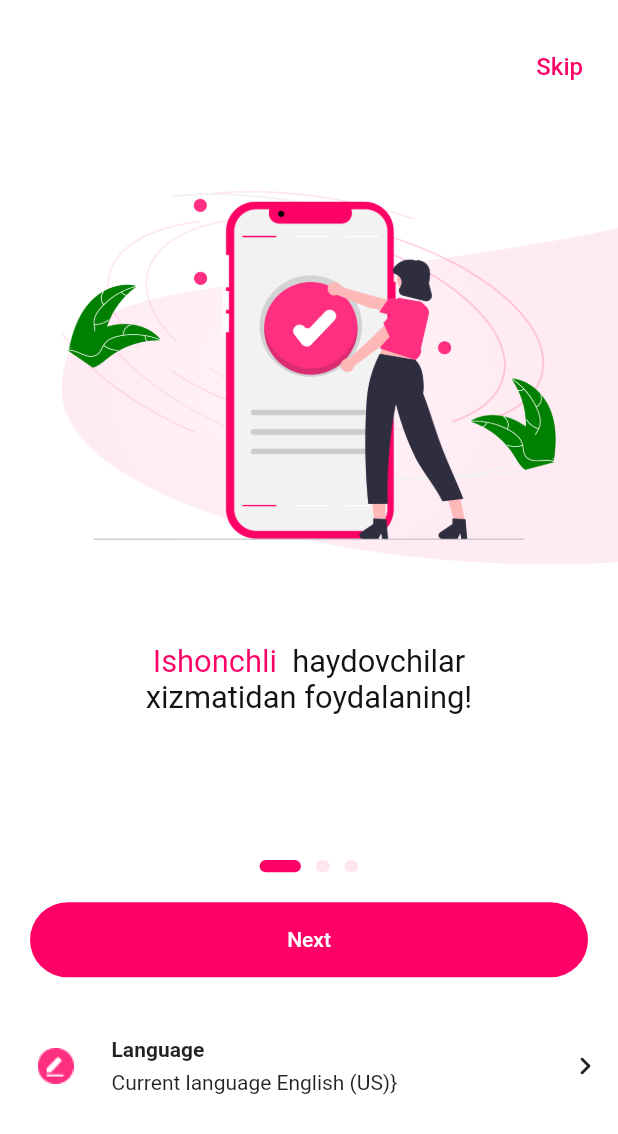
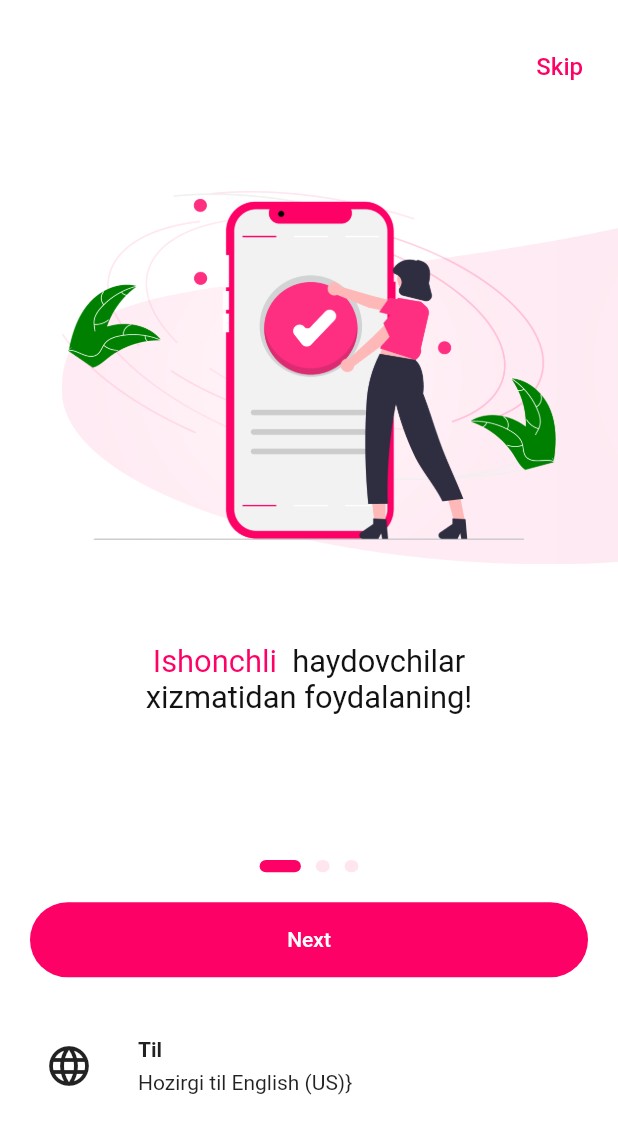
Before and after one commit to adevsgithub/Final-Ledy-Taxi, a Flutter app: the OnBoardingPage screen opened directly, on a phone screen of 412 x 824 dp. Shown: the top 1134 px of the screen. Run offline on Flutter 3.47's test engine with Material 2 defaults, Android fonts, the phone set to English and light mode, and no system bars; drawn by our look-alikes of smooth_page_indicator; our stand-ins replace dio, easy_localization, easy_splash_screen, equatable, flutter_bloc, flutter_screenutil and 7 more; accounts and stored records are empty.

Commit message:
Abdurahmon p

```diff
--- a/lib/data/bloc/Authendition/auth_event.dart
+++ b/lib/data/bloc/Authendition/auth_event.dart
@@ -19,6 +19,5 @@ class ConfirOtpcodeEvent extends AuthEvent {
 
   const ConfirOtpcodeEvent(this.code, this.phoneNumber);
   @override
-  // TODO: implement props
   List<Object?> get props => [phoneNumber, code];
 }
--- a/lib/data/bloc/Authendition/auth_state.dart
+++ b/lib/data/bloc/Authendition/auth_state.dart
@@ -11,7 +11,7 @@ class AuthInitial extends AuthState {
 
 class AuthErrorState extends AuthState {
   final DioError error;
-  AuthErrorState(this.error);
+  const AuthErrorState(this.error);
   @override
   List<Object?> get props => [error];
 }
--- a/lib/data/models/User_Info.dart
+++ b/lib/data/models/User_Info.dart
@@ -1,4 +1,4 @@
-import 'dart:convert';
+import 'dart:convert' show json;
 
 UserInfoModel userInfoModelFromJson(String str) =>
     UserInfoModel.fromJson(json.decode(str));
--- a/lib/service/privoder/theme_privoder.dart
+++ b/lib/service/privoder/theme_privoder.dart
@@ -3,9 +3,9 @@ import 'package:flutter/material.dart';
 
 class ThemeProvider {
   static final lightThemeData = ThemeData(
-    colorScheme: ColorScheme.light(background: AppColors.whiteClr),
+    colorScheme: const ColorScheme.light(background: AppColors.whiteClr),
   );
   static final darkThemeData = ThemeData(
-    colorScheme: ColorScheme.dark(background: AppColors.blcColor),
+    colorScheme: const ColorScheme.dark(background: AppColors.blcColor),
   );
 }
--- a/lib/ui/pages/pageView.dart
+++ b/lib/ui/pages/pageView.dart
@@ -1,6 +1,7 @@
 import 'package:easy_localization/easy_localization.dart';
 import 'package:flutter/material.dart';
 import 'package:flutter_screenutil/flutter_screenutil.dart';
+import 'package:get_storage/get_storage.dart';
 import 'package:smooth_page_indicator/smooth_page_indicator.dart';
 import '../../utils/app_colors.dart';
 import '../../utils/button/elevetd_btm.dart';
@@ -8,19 +9,19 @@ import 'bottom_sheet/lang_btm_sheet.dart';
 import 'registry/register_page_1.dart';
 
 class OnBoardingPage extends StatefulWidget {
-  const OnBoardingPage({super.key});
-
+  OnBoardingPage({super.key});
   static const routeName = '/onBoardingPage';
   static int activindex = 0;
-
+  final box = GetStorage();
   @override
   State<OnBoardingPage> createState() => _OnBoardingPageState();
 }
 
 class _OnBoardingPageState extends State<OnBoardingPage> {
   final controller = PageController(viewportFraction: 0.8, keepPage: false);
+  int acTiveIndex = 0;
+  final GetStorage box = GetStorage();
 
-  int acTiveIndex = 0;
   @override
   Widget build(BuildContext context) {
     return Scaffold(
@@ -36,7 +37,8 @@ class _OnBoardingPageState extends State<OnBoardingPage> {
                   padding:
                       EdgeInsets.symmetric(vertical: 20.h, horizontal: 6.w),
                   child: TextButton(
-                    onPressed: () {
+                    onPressed: () async {
+                      box.write("onboarding", true);
                       Navigator.of(context).push(
                         MaterialPageRoute(builder: (context) {
                           return RegisterPage1(title: 'Title');
@@ -65,10 +67,10 @@ class _OnBoardingPageState extends State<OnBoardingPage> {
                   acTiveIndex = index;
                   setState(() {});
                 },
-                children: [
-                  const ViewPage1(),
-                  const ViewPage2(),
-                  const ViewPage3(),
+                children: const [
+                  ViewPage1(),
+                  ViewPage2(),
+                  ViewPage3(),
                 ],
               ),
             ),
@@ -90,8 +92,9 @@ class _OnBoardingPageState extends State<OnBoardingPage> {
             Padding(
               padding: const EdgeInsets.symmetric(horizontal: 20, vertical: 20),
               child: ElevetedBtn(
-                onPressed: () {
+                onPressed: () async {
                   if (acTiveIndex == 2) {
+                    await box.write("onboarding", true);
                     Navigator.of(context).pushAndRemoveUntil(
                       MaterialPageRoute(builder: (context) {
                         return RegisterPage1(title: 'Title');
@@ -100,17 +103,17 @@ class _OnBoardingPageState extends State<OnBoardingPage> {
                     );
                   } else {
                     controller.nextPage(
-                        duration: Duration(milliseconds: 500),
+                        duration: const Duration(milliseconds: 500),
                         curve: Curves.fastOutSlowIn);
                   }
                 },
-                title: 'Next',
+                title: acTiveIndex == 2 ? "Start" : 'Next',
               ),
             ),
             GestureDetector(
               onTap: () {
                 showModalBottomSheet(
-                    backgroundColor: Colors.transparent,
+                    backgroundColor: Colors.white,
                     context: context,
                     builder: (context) {
                       return const LanguageBtmSheet();
@@ -128,11 +131,11 @@ class _OnBoardingPageState extends State<OnBoardingPage> {
                 child: Row(
                   mainAxisAlignment: MainAxisAlignment.spaceBetween,
                   children: [
-                    Padding(
-                      padding: const EdgeInsets.only(right: 20, left: 20),
-                      child: Image.asset(
-                        'assets/images/Purpl_ic.png',
-                        width: 30.w,
+                    const Padding(
+                      padding: EdgeInsets.only(right: 30, left: 30),
+                      child: Icon(
+                        Icons.language,
+                        size: 32,
                       ),
                     ),
                     Expanded(
@@ -140,21 +143,17 @@ class _OnBoardingPageState extends State<OnBoardingPage> {
                         crossAxisAlignment: CrossAxisAlignment.start,
                         children: [
                           Text(
-                            'lang'.tr(),
+                            'Til'.tr(),
                             style: TextStyle(fontWeight: FontWeight.bold),
                           ),
                           SizedBox(
                             height: 6.h,
                           ),
                           Text(
-                              '${'currentLang'.tr()} ${'currentLangTitle'.tr()}}')
+                              '${'Hozirgi til'.tr()} ${'currentLangTitle'.tr()}}')
                         ],
                       ),
                     ),
-                    Padding(
-                      padding: const EdgeInsets.only(right: 10),
-                      child: Icon(Icons.navigate_next_rounded),
-                    )
                   ],
                 ),
               ),
--- a/lib/ui/pages/profile/create_profile_page.dart
+++ b/lib/ui/pages/profile/create_profile_page.dart
@@ -53,7 +53,9 @@ class _CreateProfilePageState extends State<CreateProfilePage> {
                           ? () {
                               Navigator.of(context).pushAndRemoveUntil(
                                 MaterialPageRoute(builder: (context) {
-                                  return AddresPage();
+                                  return AddresPage(
+                                    myNumber: widget.myNumber,
+                                  );
                                 }),
                                 (route) => false,
                               );
```
Also changed, not shown: lib/main.dart (+9 -6 lines), lib/ui/pages/bottom_sheet/exit_bottom_shett.dart (added, +96 -0 lines), lib/ui/pages/bottom_sheet/lang_btm_sheet.dart (+10 -7 lines), lib/ui/pages/home/addres_page.dart (+5 -3 lines), lib/ui/pages/home/drower/myDrower.dart (+16 -7 lines), lib/ui/pages/home/slidinAppPanels/location_search_panel.dart (+12 -12 lines), lib/ui/pages/registry/registry_page_2.dart (+10 -3 lines).
